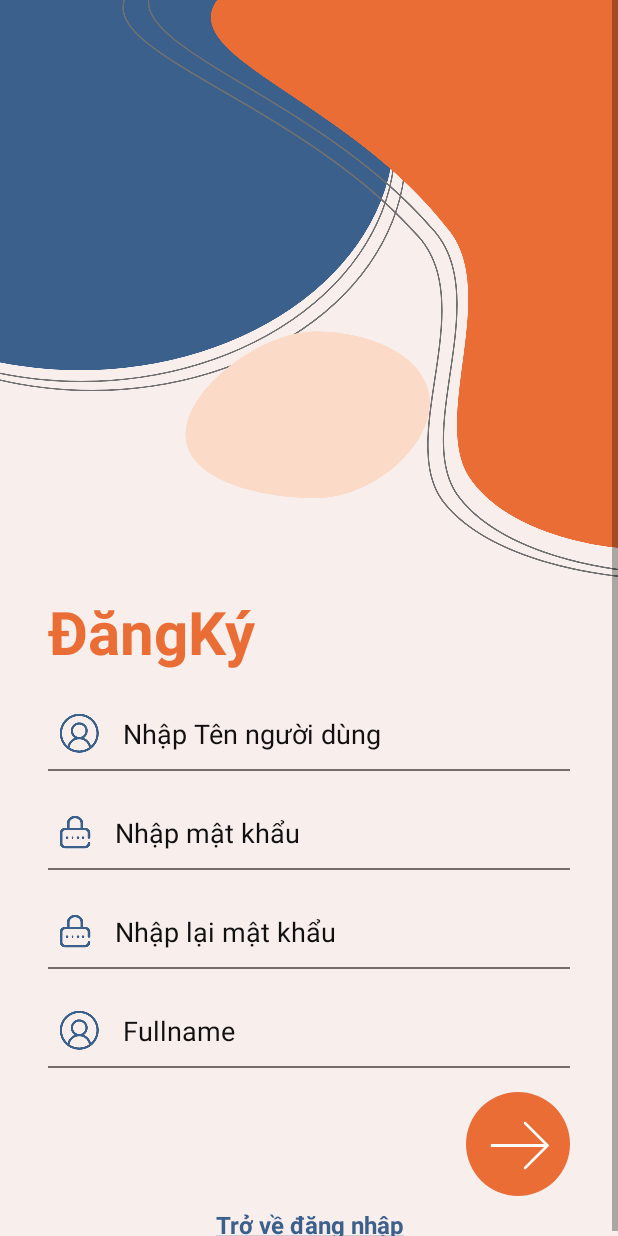
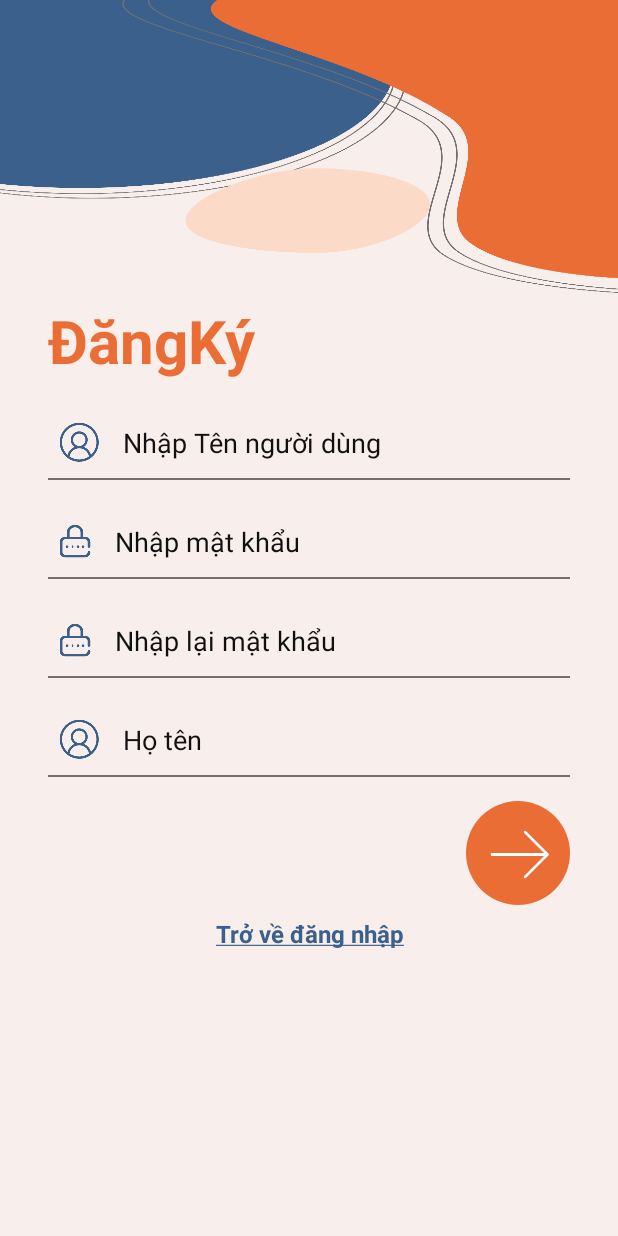
Before and after one commit to sonnnnn2222/Project, an Android app: the DangKy screen opened directly, with no data from a screen before it, on a phone screen of 412 x 824 dp. Run offline under Robolectric (Android 15) with nearby library versions, the phone set to English and light mode, and no system bars.

Commit message:
sua đăng ký

```diff
--- a/app/src/main/AndroidManifest.xml
+++ b/app/src/main/AndroidManifest.xml
@@ -13,7 +13,7 @@
         android:theme="@style/Theme.ShopBanHang"
         tools:targetApi="31">
         <activity
-            android:name=".WelcomeActivity"
+            android:name=".Login"
             android:exported="false" />
         <activity
             android:name=".DangKy"
@@ -23,7 +23,7 @@
             android:name=".MainActivity"
             android:exported="false"/>
         <activity
-            android:name=".Login"
+            android:name=".WelcomeActivity"
 
             android:exported="true">
             <intent-filter>
--- a/app/src/main/res/layout/activity_dang_ky.xml
+++ b/app/src/main/res/layout/activity_dang_ky.xml
@@ -23,7 +23,7 @@
             <ImageView
                 android:id="@+id/imageView"
                 android:layout_width="match_parent"
-                android:layout_height="wrap_content"
+                android:layout_height="200dp"
                 android:scaleType="fitXY"
                 app:srcCompat="@drawable/top_background1" />
 
@@ -102,7 +102,7 @@
                 android:drawablePadding="16dp"
                 android:textColorHint="#121010"
                 android:ems="10"
-                android:hint="Fullname"
+                android:hint="Họ tên"
                 android:inputType="textPersonName"
                 android:padding="8dp" />
 
```
